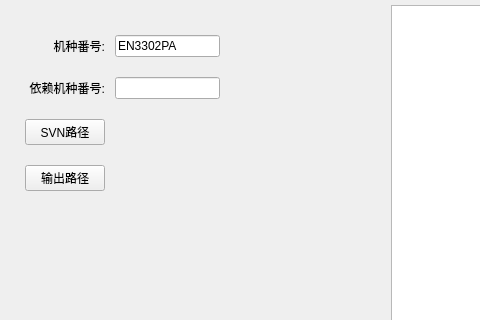
Above: Template/Forms/SIForm.ui from 335134701/QT_Demo before the change; both pictures show x 0 to 480 and y 0 to 320 of the 767 by 460 pixel window. Below: the same form after it.
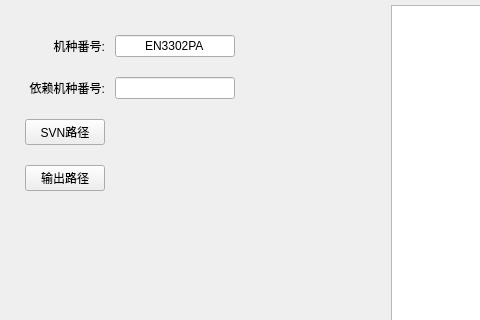
That is the form after the change.

What changed in the file:
```diff
--- a/Template/Forms/SIForm.ui
+++ b/Template/Forms/SIForm.ui
@@ -118,7 +118,7 @@
         </property>
         <property name="maximumSize">
          <size>
-          <width>105</width>
+          <width>120</width>
           <height>16777215</height>
          </size>
         </property>
@@ -131,6 +131,9 @@
         <property name="maxLength">
          <number>8</number>
         </property>
+        <property name="alignment">
+         <set>Qt::AlignCenter</set>
+        </property>
        </widget>
       </item>
       <item row="1" column="0">
@@ -147,13 +150,16 @@
        <widget class="QLineEdit" name="SIRelyIDEdit">
         <property name="maximumSize">
          <size>
-          <width>105</width>
+          <width>120</width>
           <height>16777215</height>
          </size>
         </property>
         <property name="maxLength">
          <number>8</number>
         </property>
+        <property name="alignment">
+         <set>Qt::AlignCenter</set>
+        </property>
        </widget>
       </item>
       <item row="2" column="2">
```
